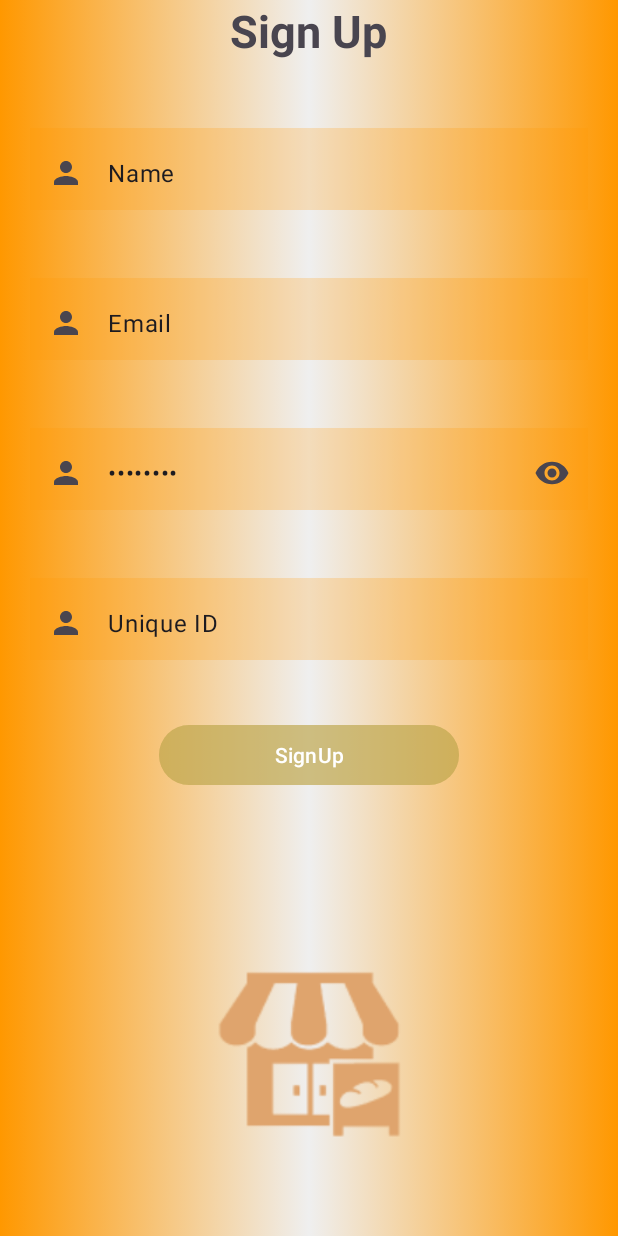
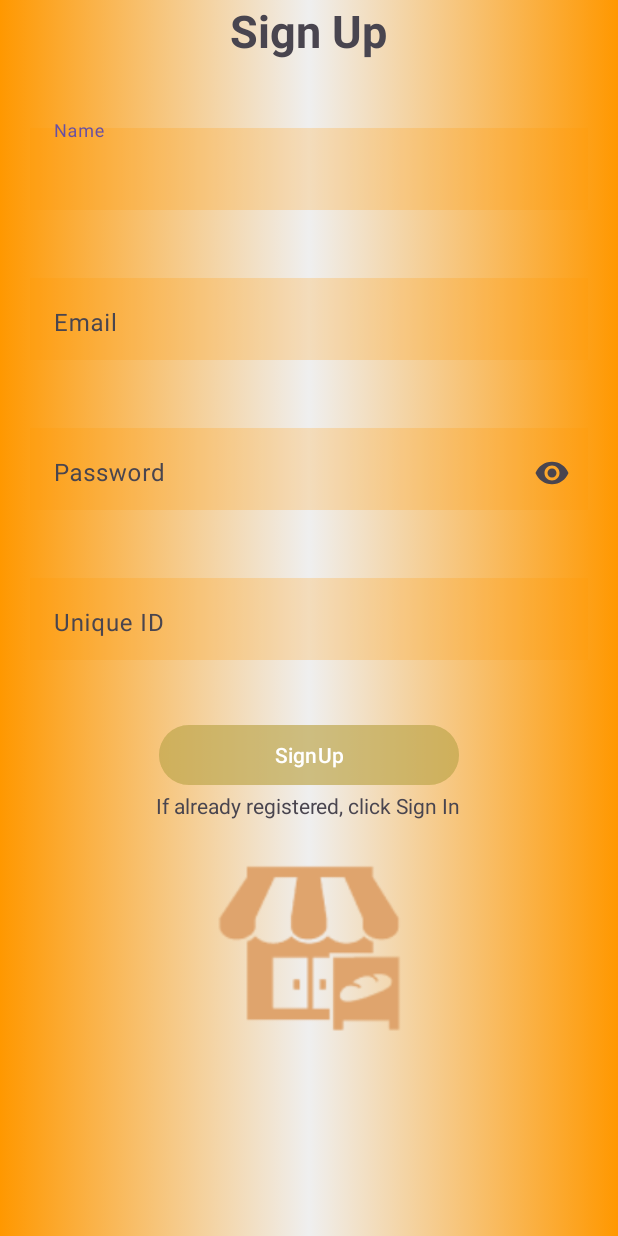
Before and after one commit to anurodh200/AndroidLearningDemo, an Android app: the screen it shows after launch (signUp), on a phone screen of 412 x 824 dp. Run offline under Robolectric (Android 15) with nearby library versions, the phone set to English and light mode, and no system bars; our stand-ins replace Firebase (no records; nobody signed in at launch, a user with empty details on screens opened directly).

Commit message:
Added signIn Activity using firebase

```diff
--- a/app/src/main/java/com/example/demo/signUp.kt
+++ b/app/src/main/java/com/example/demo/signUp.kt
@@ -2,6 +2,7 @@ package com.example.demo
 
 import android.os.Bundle
 import android.widget.Button
+import android.widget.TextView
 import android.widget.Toast
 import com.google.android.material.textfield.TextInputEditText
 import androidx.appcompat.app.AppCompatActivity
@@ -46,9 +47,15 @@ class signUp : AppCompatActivity() {
                 etPassword.text?.clear()
                 etID.text?.clear()
                 Toast.makeText(this, "User Registered", Toast.LENGTH_SHORT).show()
-            }.addOnSuccessListener {
+            }.addOnFailureListener {
                 Toast.makeText(this, "Failed Registration", Toast.LENGTH_SHORT).show()
             }
         }
+
+        val signInTxt = findViewById<TextView>(R.id.txtSignIn)
+        signInTxt.setOnClickListener {
+            val openActivity = android.content.Intent(this, signIn::class.java)
+            startActivity(openActivity)
+        }
     }
 }
--- a/app/src/main/res/layout/activity_sign_up.xml
+++ b/app/src/main/res/layout/activity_sign_up.xml
@@ -22,7 +22,6 @@
     <com.google.android.material.textfield.TextInputLayout
         android:layout_width="match_parent"
         android:layout_height="60dp"
-        app:startIconDrawable="@drawable/baseline_person_24"
         app:helperText="*Required"
         app:helperTextTextColor="#4B2B2B"
         android:layout_margin="20dp"
@@ -31,7 +30,7 @@
         <com.google.android.material.textfield.TextInputEditText
             android:layout_width="match_parent"
             android:layout_height="60dp"
-            android:text="Name"
+            android:hint="Name"
             android:inputType="text"
             android:background="#38FF9800"
             android:id="@+id/etName"
@@ -41,7 +40,6 @@
     <com.google.android.material.textfield.TextInputLayout
         android:layout_width="match_parent"
         android:layout_height="60dp"
-        app:startIconDrawable="@drawable/baseline_person_24"
         app:helperText="*Required"
         app:helperTextTextColor="#4B2B2B"
         android:layout_margin="20dp"
@@ -50,7 +48,7 @@
         <com.google.android.material.textfield.TextInputEditText
             android:layout_width="match_parent"
             android:layout_height="60dp"
-            android:text="Email"
+            android:hint="Email"
             android:inputType="textEmailAddress"
             android:background="#38FF9800"
             android:id="@+id/etEmail"
@@ -60,7 +58,6 @@
     <com.google.android.material.textfield.TextInputLayout
         android:layout_width="match_parent"
         android:layout_height="60dp"
-        app:startIconDrawable="@drawable/baseline_person_24"
         app:endIconMode="password_toggle"
         app:helperText="*Required"
         app:helperTextTextColor="#4B2B2B"
@@ -70,7 +67,7 @@
         <com.google.android.material.textfield.TextInputEditText
             android:layout_width="match_parent"
             android:layout_height="60dp"
-            android:text="Password"
+            android:hint="Password"
             android:inputType="textPassword"
             android:background="#38FF9800"
             android:id="@+id/etPassword"
@@ -80,7 +77,6 @@
     <com.google.android.material.textfield.TextInputLayout
         android:layout_width="match_parent"
         android:layout_height="60dp"
-        app:startIconDrawable="@drawable/baseline_person_24"
         app:helperText="*Required"
         app:helperTextTextColor="#4B2B2B"
         android:layout_margin="20dp"
@@ -89,7 +85,7 @@
         <com.google.android.material.textfield.TextInputEditText
             android:layout_width="match_parent"
             android:layout_height="60dp"
-            android:text="Unique ID"
+            android:hint="Unique ID"
             android:inputType="text"
             android:background="#38FF9800"
             android:id="@+id/etID"
@@ -104,12 +100,22 @@
         android:layout_height="wrap_content"
         android:text="SignUp"
         android:backgroundTint="#6EBDA64A"
-        /><ImageView
+        />
+    <TextView
+        android:layout_width="wrap_content"
+        android:layout_height="wrap_content"
+        android:id="@+id/txtSignIn"
+        android:layout_gravity="center"
+        android:text="If already registered, click Sign In"
+        />
+    <ImageView
         android:layout_width="150dp"
         android:layout_height="150dp"
         android:src="@drawable/desi_bakery_favicon_color"
         android:layout_gravity="center"
-        android:layout_marginTop="100dp"
+        android:layout_marginTop="10dp"
         />
 
+
+
 </LinearLayout>
```
Also changed, not shown: app/src/main/AndroidManifest.xml (+7 -2 lines), app/src/main/java/com/example/demo/HomeActivity.kt (added, +27 -0 lines), app/src/main/java/com/example/demo/signIn.kt (added, +68 -0 lines), app/src/main/res/layout/activity_home.xml (added, +49 -0 lines), app/src/main/res/layout/activity_sign_in.xml (added, +57 -0 lines).
